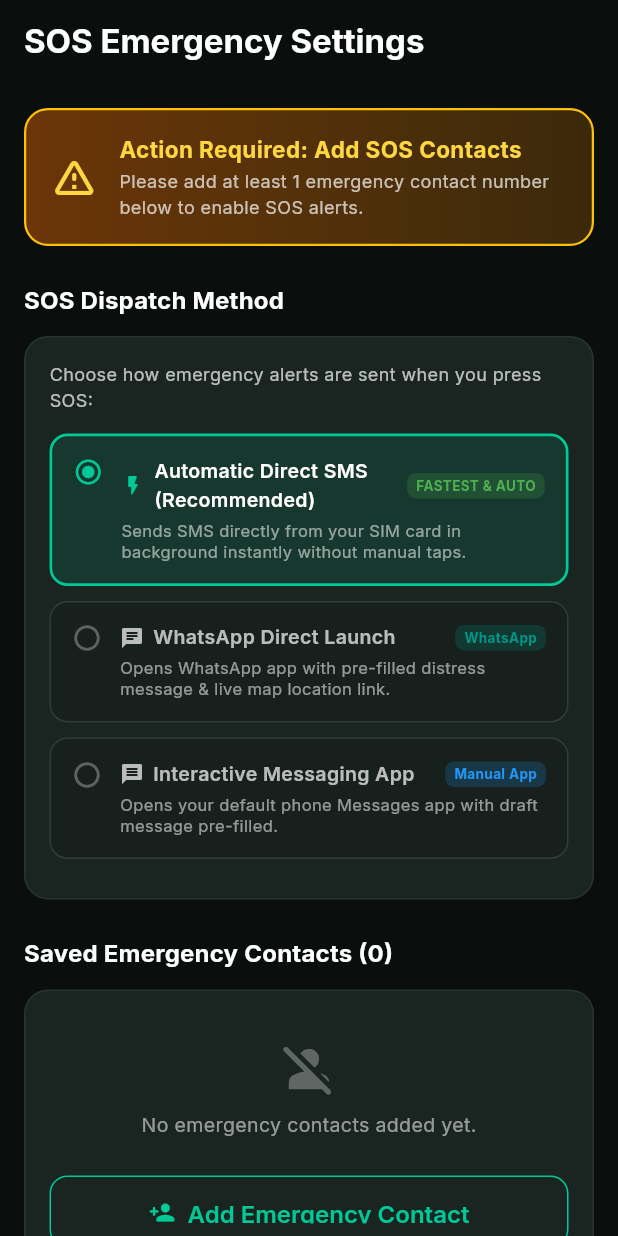
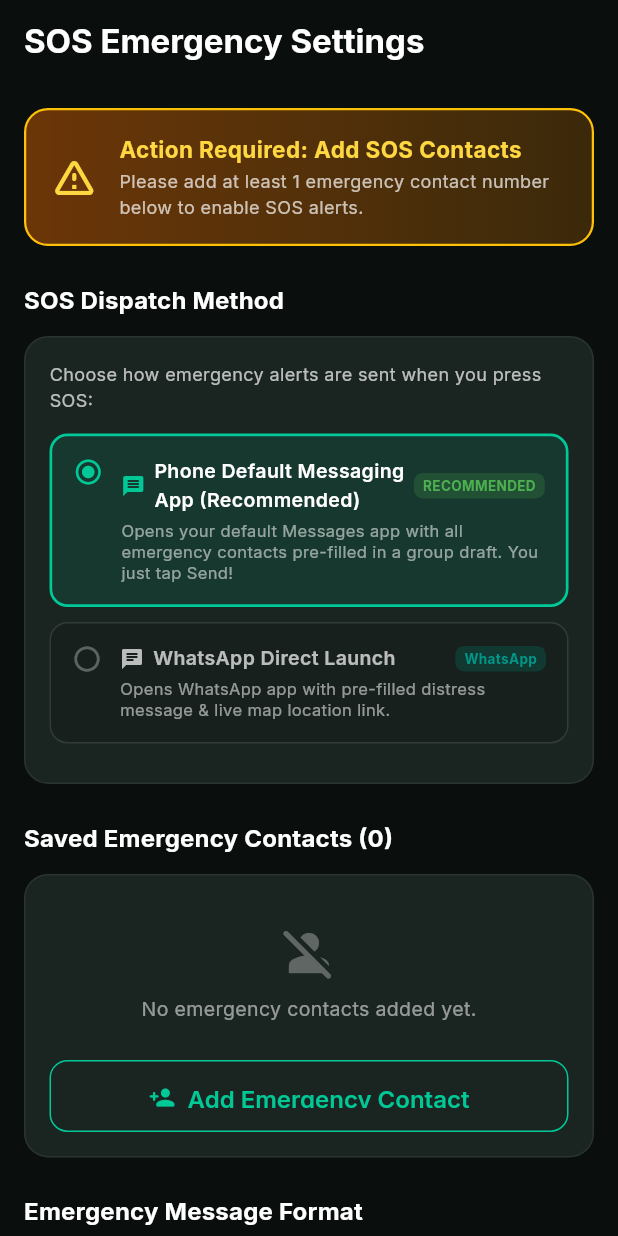
Before and after one commit to Rupam852/Wrist-Rx, a Flutter app: the SosSettingsScreen screen opened by its route, on a phone screen of 412 x 824 dp. Run offline on Flutter 3.47's test engine with Material 3 defaults, Android fonts, the phone set to English and light mode, and no system bars; our stand-ins replace cached_network_image, firebase_auth, firebase_core, firebase_storage, flutter_animate, flutter_blue_plus and 11 more; missing offline and left inert: flutter_foreground_task; accounts and stored records are empty; network calls fail.

Commit message:
feat: default to Phone Default Messaging App option with multi-contact draft pre-fill for seamless zero-permission SOS alerts

```diff
--- a/app/lib/features/home/home_screen.dart
+++ b/app/lib/features/home/home_screen.dart
@@ -892,7 +892,8 @@ class _SosButton extends ConsumerWidget {
     final user = ref.read(userModelProvider);
     final contacts = user?.settings.emergencyContacts ?? [];
     final savedSosMethod = await StorageService.getSetting<String>('sos_method');
-    final sosMethod = savedSosMethod ?? user?.settings.sosMethod ?? 'auto_sms';
+    final sosMethod = savedSosMethod ?? user?.settings.sosMethod ?? 'manual_sms';
+
     final contactNames = contacts.map((c) => c.name).join(', ');
 
     final phoneNumbers = contacts.map((c) => c.phone).where((p) => p.isNotEmpty).toList();
--- a/app/lib/features/settings/sos_settings_screen.dart
+++ b/app/lib/features/settings/sos_settings_screen.dart
@@ -311,16 +311,16 @@ class _SosSettingsScreenState extends ConsumerState<SosSettingsScreen> {
                     style: TextStyle(color: Colors.white70, fontSize: 12)),
                 const SizedBox(height: 14),
 
-                // 1. Automatic Direct SMS
+                // 1. Phone Default Messaging App (Recommended)
                 _DispatchOptionTile(
-                  id: 'auto_sms',
-                  title: 'Automatic Direct SMS (Recommended)',
-                  subtitle: 'Sends SMS directly from your SIM card in background instantly without manual taps.',
-                  badgeText: 'FASTEST & AUTO',
+                  id: 'manual_sms',
+                  title: 'Phone Default Messaging App (Recommended)',
+                  subtitle: 'Opens your default Messages app with all emergency contacts pre-filled in a group draft. You just tap Send!',
+                  badgeText: 'RECOMMENDED',
                   badgeColor: Colors.green,
-                  icon: Icons.flash_on_rounded,
-                  isSelected: currentMethod == 'auto_sms',
-                  onTap: () => _updateSosMethod('auto_sms'),
+                  icon: Icons.message_rounded,
+                  isSelected: currentMethod == 'manual_sms' || currentMethod == 'auto_sms',
+                  onTap: () => _updateSosMethod('manual_sms'),
                 ),
 
                 // 2. WhatsApp Direct Launch
@@ -334,20 +334,9 @@ class _SosSettingsScreenState extends ConsumerState<SosSettingsScreen> {
                   isSelected: currentMethod == 'whatsapp',
                   onTap: () => _updateSosMethod('whatsapp'),
                 ),
-
-                // 3. Interactive SMS App
-                _DispatchOptionTile(
-                  id: 'manual_sms',
-                  title: 'Interactive Messaging App',
-                  subtitle: 'Opens your default phone Messages app with draft message pre-filled.',
-                  badgeText: 'Manual App',
-                  badgeColor: Colors.blue,
-                  icon: Icons.message_rounded,
-                  isSelected: currentMethod == 'manual_sms',
-                  onTap: () => _updateSosMethod('manual_sms'),
-                ),
               ],
             ),
+
           ),
           const SizedBox(height: 24),
 
```
